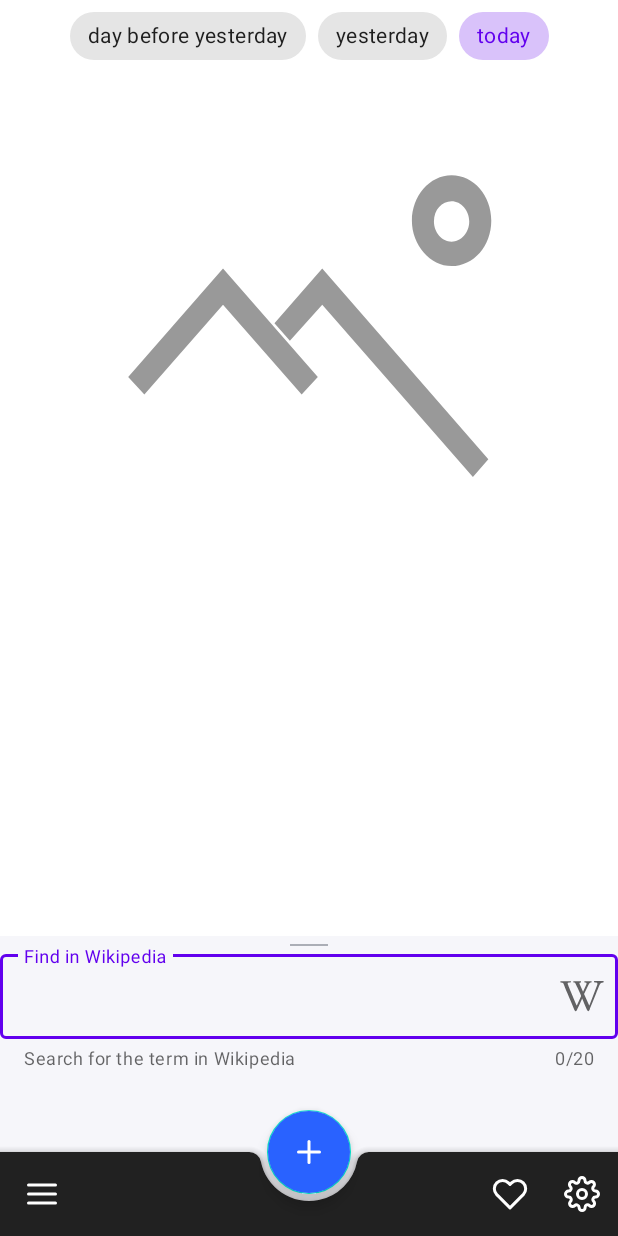
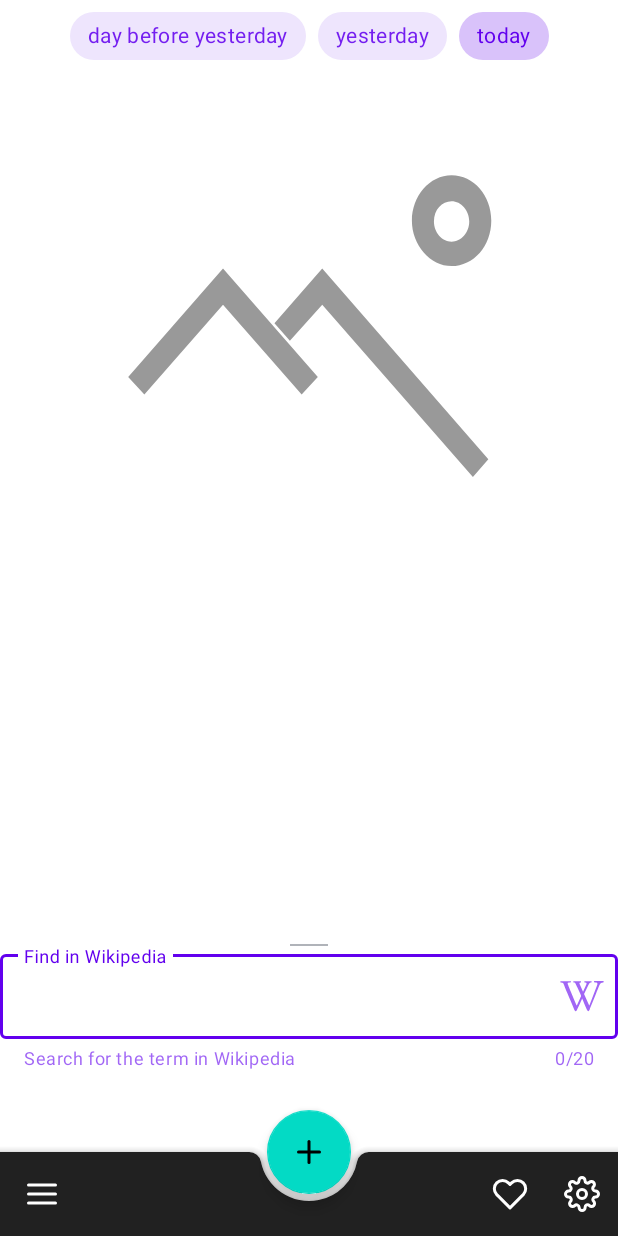
Before and after one commit to AlexEvdokimovSpb/NASA2, an Android app: the screen it shows after launch (MainActivity), on a phone screen of 412 x 824 dp. Run offline under Robolectric (Android 15) with nearby library versions, the phone set to English and light mode, and no system bars; libraries missing offline, so code that uses them is left out: coil.api.load; pictures from the network do not load.

Commit message:
lesson 2 HW

```diff
--- a/app/build.gradle
+++ b/app/build.gradle
@@ -48,8 +48,8 @@ android {
 dependencies {
 
     implementation "org.jetbrains.kotlin:kotlin-stdlib:$kotlin_version"
-    implementation 'androidx.core:core-ktx:1.3.2'
-    implementation 'androidx.appcompat:appcompat:1.2.0'
+    implementation 'androidx.core:core-ktx:1.5.0'
+    implementation 'androidx.appcompat:appcompat:1.3.0'
     implementation 'com.google.android.material:material:1.3.0'
     implementation 'androidx.constraintlayout:constraintlayout:2.0.4'
 
--- a/app/src/main/java/gb/myhomework/nasa2/ui/MainActivity.kt
+++ b/app/src/main/java/gb/myhomework/nasa2/ui/MainActivity.kt
@@ -13,6 +13,7 @@ class MainActivity : AppCompatActivity() {
     override fun onCreate(savedInstanceState: Bundle?) {
         super.onCreate(savedInstanceState)
 //        setContentView(ui.root)
+        setTheme(ThemeHolder.theme)
         setContentView(R.layout.activity_main)
         if (savedInstanceState == null) {
             supportFragmentManager.beginTransaction()
@@ -20,4 +21,9 @@ class MainActivity : AppCompatActivity() {
                 .commit()
         }
     }
+
+    object ThemeHolder{
+        var theme = R.style.Theme_NASA2
+    }
+
 }
--- a/app/src/main/java/gb/myhomework/nasa2/viewmodel/PictureOfTheDayViewModel.kt
+++ b/app/src/main/java/gb/myhomework/nasa2/viewmodel/PictureOfTheDayViewModel.kt
@@ -30,7 +30,6 @@ class PictureOfTheDayViewModel(
         if (apiKey.isBlank()) {
             PictureOfTheDayData.Error(Throwable("You need API key"))
         } else {
-           // val delayDay = 1
             date = setData(delayDay)
             retrofitImpl.getRetrofitImpl().getPictureOfTheDay(apiKey, date).enqueue(object :
                 Callback<PODServerResponseData> {
--- a/app/src/main/res/layout/main_fragment.xml
+++ b/app/src/main/res/layout/main_fragment.xml
@@ -2,6 +2,7 @@
 <androidx.coordinatorlayout.widget.CoordinatorLayout xmlns:android="http://schemas.android.com/apk/res/android"
     xmlns:app="http://schemas.android.com/apk/res-auto"
     xmlns:tools="http://schemas.android.com/tools"
+    android:background="?attr/colorOnPrimary"
     android:layout_width="match_parent"
     android:layout_height="match_parent">
 
@@ -69,8 +70,8 @@
         android:id="@+id/bottom_sheet_container"
         android:layout_width="match_parent"
         android:layout_height="match_parent"
-        android:background="#f6f6fa"
-        app:behavior_hideable="true"
+        android:background="?attr/colorOnPrimary"
+        app:behavior_hideable="false"
         app:behavior_peekHeight="200dp"
         app:layout_behavior="com.google.android.material.bottomsheet.BottomSheetBehavior">
 
@@ -93,6 +94,7 @@
 
             <com.google.android.material.textfield.TextInputEditText
                 android:id="@+id/input_edit_text"
+                android:textColor="?attr/colorPrimary"
                 android:layout_width="match_parent"
                 android:layout_height="wrap_content"
                 android:inputType="text" />
@@ -114,7 +116,6 @@
             android:layout_height="wrap_content"
             android:paddingStart="10dp"
             android:paddingEnd="10dp"
-            android:textColor="#000"
             android:textStyle="bold"
             app:layout_constraintEnd_toEndOf="parent"
             app:layout_constraintStart_toStartOf="parent"
@@ -127,7 +128,6 @@
             android:layout_height="wrap_content"
             android:paddingStart="10dp"
             android:paddingEnd="10dp"
-            android:textColor="#000"
             android:textStyle="bold"
             app:layout_constraintEnd_toEndOf="parent"
             app:layout_constraintStart_toStartOf="parent"
@@ -140,7 +140,6 @@
             android:layout_height="wrap_content"
             android:paddingStart="10dp"
             android:paddingEnd="10dp"
-            android:textColor="#000"
             android:textStyle="bold"
             app:layout_constraintEnd_toEndOf="parent"
             app:layout_constraintStart_toStartOf="parent"
@@ -172,12 +171,11 @@
         app:navigationIcon="@drawable/ic_hamburger_menu_bottom_bar" />
 
     <com.google.android.material.floatingactionbutton.FloatingActionButton
+        style="?attr/floatingActionButtonStyle"
         android:id="@+id/fab"
         android:layout_width="wrap_content"
         android:layout_height="wrap_content"
-        android:backgroundTint="@color/colorAccent"
         app:layout_anchor="@id/bottom_app_bar"
         app:srcCompat="@drawable/ic_plus_fab"
-        app:tint="#FFFFFF"
         android:contentDescription="@string/choice" />
 </androidx.coordinatorlayout.widget.CoordinatorLayout>
--- a/app/src/main/res/values-night/themes.xml
+++ /dev/null
@@ -1,17 +0,0 @@
-<resources xmlns:tools="http://schemas.android.com/tools">
-    <!-- Base application theme. -->
-    <!--    <style name="Theme.NASA2" parent="Theme.MaterialComponents.DayNight.DarkActionBar">-->
-    <style name="Theme.NASA2" parent="Theme.MaterialComponents.Light.NoActionBar">
-        <!-- Primary brand color. -->
-        <item name="colorPrimary">@color/purple_200</item>
-        <item name="colorPrimaryVariant">@color/purple_700</item>
-        <item name="colorOnPrimary">@color/black</item>
-        <!-- Secondary brand color. -->
-        <item name="colorSecondary">@color/teal_200</item>
-        <item name="colorSecondaryVariant">@color/teal_200</item>
-        <item name="colorOnSecondary">@color/black</item>
-        <!-- Status bar color. -->
-        <item name="android:statusBarColor" tools:targetApi="l">?attr/colorPrimaryVariant</item>
-        <!-- Customize your theme here. -->
-    </style>
-</resources>
--- a/app/src/main/res/values/strings.xml
+++ b/app/src/main/res/values/strings.xml
@@ -14,4 +14,8 @@
     <string name="yesterday">yesterday</string>
     <string name="day_before_yesterday">day before yesterday</string>
     <string name="choice">Choice</string>
+    <string name="light">light</string>
+    <string name="dark">dark</string>
+    <string name="tropic">tropic</string>
+    <string name="choice_a_theme">choice a theme</string>
 </resources>
```
Also changed, not shown: app/src/main/java/gb/myhomework/nasa2/ui/SettingFragment.kt (+38 -0 lines), app/src/main/res/layout/fragment_settings.xml (+34 -2 lines), app/src/main/res/values/colors.xml (+17 -1 lines), app/src/main/res/values/styles.xml (added, +53 -0 lines), app/src/main/res/values/themes.xml (+39 -1 lines), 1 other file.
